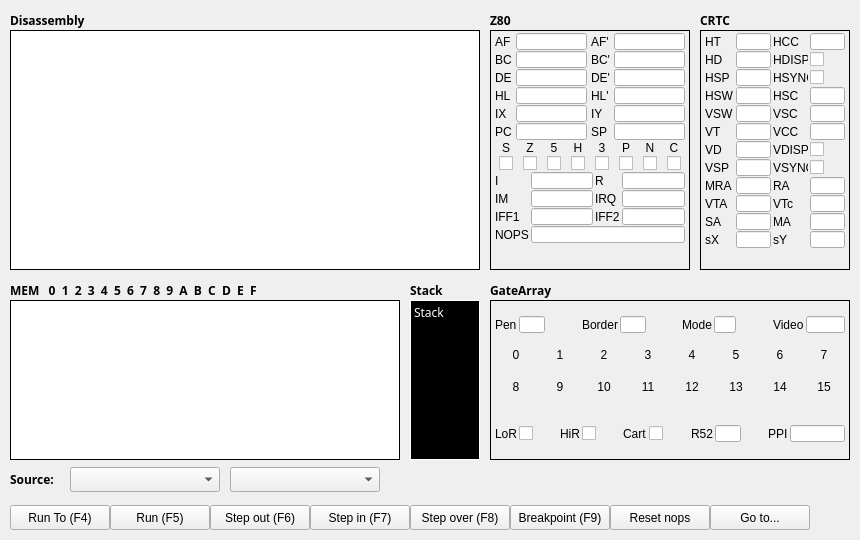
Old version of the form Debugger.ui in the repository abalore/Cadence.
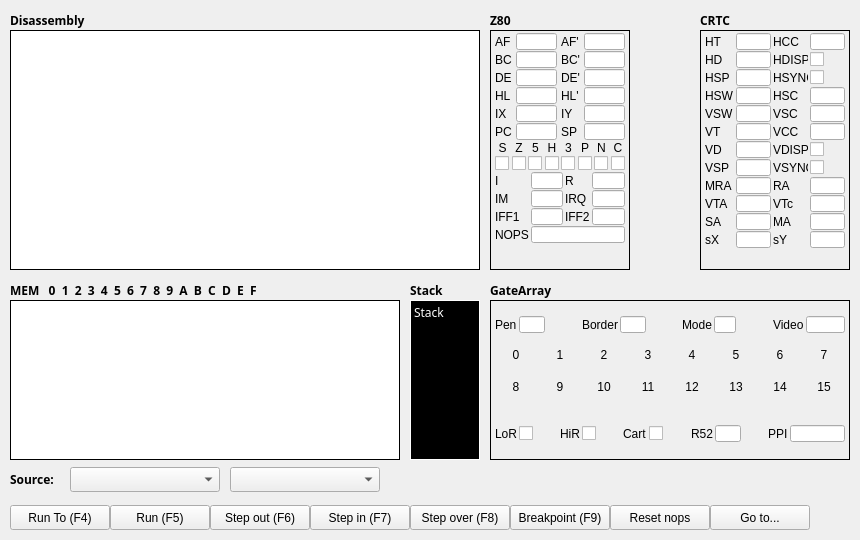
New version of the form.

```diff
--- a/Debugger.ui
+++ b/Debugger.ui
@@ -40,7 +40,7 @@
     <rect>
      <x>490</x>
      <y>30</y>
-     <width>200</width>
+     <width>140</width>
      <height>240</height>
     </rect>
    </property>
@@ -104,9 +104,6 @@
         <property name="alignment">
          <set>Qt::AlignCenter</set>
         </property>
-        <property name="readOnly">
-         <bool>true</bool>
-        </property>
        </widget>
       </item>
       <item row="0" column="2">
@@ -136,9 +133,6 @@
         <property name="alignment">
          <set>Qt::AlignCenter</set>
         </property>
-        <property name="readOnly">
-         <bool>true</bool>
-        </property>
        </widget>
       </item>
       <item row="1" column="0">
@@ -168,9 +162,6 @@
         <property name="alignment">
          <set>Qt::AlignCenter</set>
         </property>
-        <property name="readOnly">
-         <bool>true</bool>
-        </property>
        </widget>
       </item>
       <item row="1" column="2">
@@ -200,9 +191,6 @@
         <property name="alignment">
          <set>Qt::AlignCenter</set>
         </property>
-        <property name="readOnly">
-         <bool>true</bool>
-        </property>
        </widget>
       </item>
       <item row="2" column="0">
@@ -232,9 +220,6 @@
         <property name="alignment">
          <set>Qt::AlignCenter</set>
         </property>
-        <property name="readOnly">
-         <bool>true</bool>
-        </property>
        </widget>
       </item>
       <item row="2" column="2">
@@ -264,9 +249,6 @@
         <property name="alignment">
          <set>Qt::AlignCenter</set>
         </property>
-        <property name="readOnly">
-         <bool>true</bool>
-        </property>
        </widget>
       </item>
       <item row="3" column="0">
@@ -296,9 +278,6 @@
         <property name="alignment">
          <set>Qt::AlignCenter</set>
         </property>
-        <property name="readOnly">
-         <bool>true</bool>
-        </property>
        </widget>
       </item>
       <item row="3" column="2">
@@ -328,9 +307,6 @@
         <property name="alignment">
          <set>Qt::AlignCenter</set>
         </property>
-        <property name="readOnly">
-         <bool>true</bool>
-        </property>
        </widget>
       </item>
       <item row="4" column="0">
@@ -360,9 +336,6 @@
         <property name="alignment">
          <set>Qt::AlignCenter</set>
         </property>
-        <property name="readOnly">
-         <bool>true</bool>
-        </property>
        </widget>
       </item>
       <item row="4" column="2">
@@ -392,9 +365,6 @@
         <property name="alignment">
          <set>Qt::AlignCenter</set>
         </property>
-        <property name="readOnly">
-         <bool>true</bool>
-        </property>
        </widget>
       </item>
       <item row="5" column="0">
@@ -424,9 +394,6 @@
         <property name="alignment">
          <set>Qt::AlignCenter</set>
         </property>
-        <property name="readOnly">
-         <bool>true</bool>
-        </property>
        </widget>
       </item>
       <item row="5" column="2">
@@ -456,9 +423,6 @@
         <property name="alignment">
          <set>Qt::AlignCenter</set>
         </property>
-        <property name="readOnly">
-         <bool>true</bool>
-        </property>
        </widget>
       </item>
      </layout>
@@ -668,9 +632,6 @@
         <property name="alignment">
          <set>Qt::AlignCenter</set>
         </property>
-        <property name="readOnly">
-         <bool>true</bool>
-        </property>
        </widget>
       </item>
       <item row="0" column="2">
@@ -700,9 +661,6 @@
         <property name="alignment">
          <set>Qt::AlignCenter</set>
         </property>
-        <property name="readOnly">
-         <bool>true</bool>
-        </property>
        </widget>
       </item>
       <item row="1" column="0">
@@ -732,9 +690,6 @@
         <property name="alignment">
          <set>Qt::AlignCenter</set>
         </property>
-        <property name="readOnly">
-         <bool>true</bool>
-        </property>
        </widget>
       </item>
       <item row="1" column="2">
@@ -764,9 +719,6 @@
         <property name="alignment">
          <set>Qt::AlignCenter</set>
         </property>
-        <property name="readOnly">
-         <bool>true</bool>
-        </property>
        </widget>
       </item>
       <item row="2" column="0">
@@ -796,9 +748,6 @@
         <property name="alignment">
          <set>Qt::AlignCenter</set>
         </property>
-        <property name="readOnly">
-         <bool>true</bool>
-        </property>
        </widget>
       </item>
       <item row="2" column="2">
@@ -828,9 +777,6 @@
         <property name="alignment">
          <set>Qt::AlignCenter</set>
         </property>
-        <property name="readOnly">
-         <bool>true</bool>
-        </property>
        </widget>
       </item>
       <item row="3" column="0">
```
Left out of the diff: 2 changed lines with no effect on the pictures.
